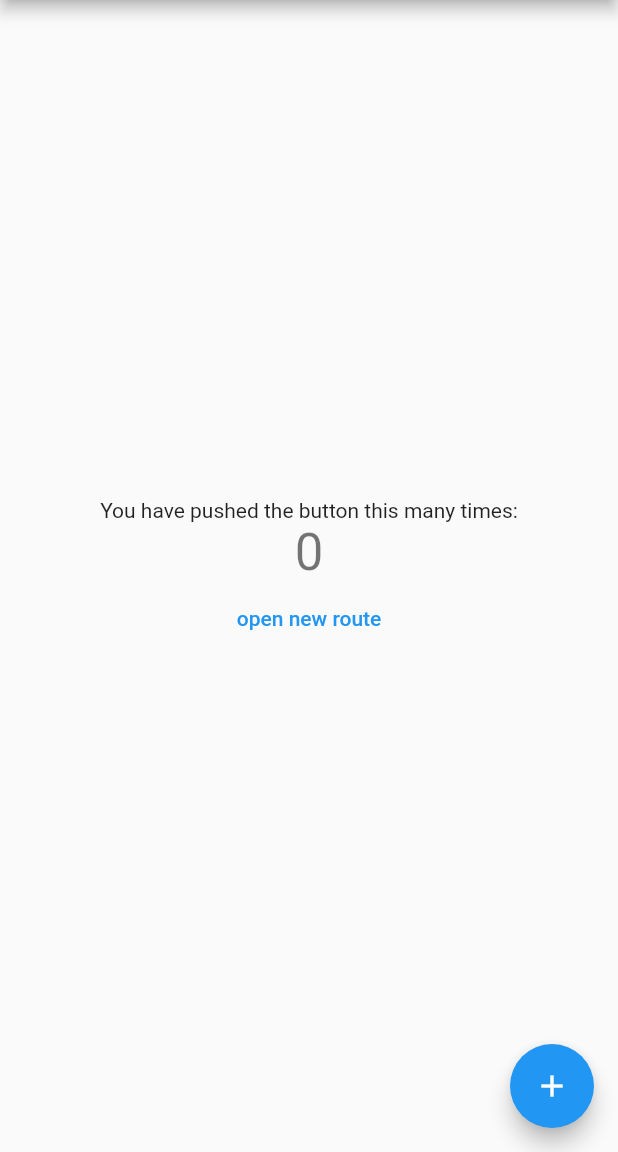
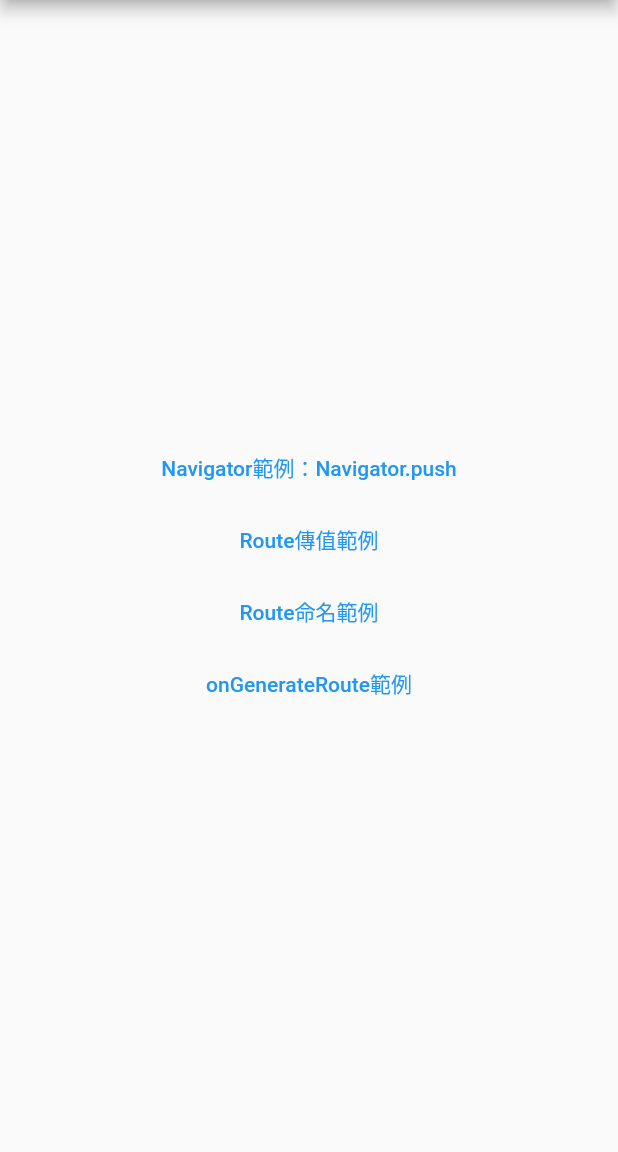
Before and after one commit to a89897768/FlutterTestProject, a Flutter app: the screen it shows after launch, on a phone screen of 412 x 824 dp, the part 84-1236 px from its top. Run offline on Flutter 3.47's test engine with Material 2 defaults, Android fonts, the phone set to English and light mode, and no system bars.

Commit message:
FlutterRoute範例

```diff
--- a/lib/main.dart
+++ b/lib/main.dart
@@ -10,6 +10,18 @@ class MyApp extends StatelessWidget {
       theme: ThemeData(
         primarySwatch: Colors.blue,
       ),
+      routes: {
+        ReturnValueRoute.ROUTE_NAME: (BuildContext context) =>
+            ReturnValueRoute(value: ModalRoute.of(context).settings.arguments),
+      },
+      onGenerateRoute: (RouteSettings settings) {
+        if (settings.name == NewRoute.ROUTE_NAME) {
+          print("測試Log_透過onGenerateRoute生成");
+          return MaterialPageRoute(
+              builder: (BuildContext context) => NewRoute());
+        }
+        return null;
+      },
       home: MyHomePage(title: 'Flutter Demo Home Page'),
     );
   }
@@ -25,14 +37,6 @@ class MyHomePage extends StatefulWidget {
 }
 
 class _MyHomePageState extends State<MyHomePage> {
-  int _counter = 0;
-
-  void _incrementCounter() {
-    setState(() {
-      _counter++;
-    });
-  }
-
   @override
   Widget build(BuildContext context) {
     return Scaffold(
@@ -43,44 +47,61 @@ class _MyHomePageState extends State<MyHomePage> {
         child: Column(
           mainAxisAlignment: MainAxisAlignment.center,
           children: <Widget>[
-            Text(
-              'You have pushed the button this many times:',
-            ),
-            Text(
-              '$_counter',
-              style: Theme.of(context).textTheme.display1,
-            ),
             FlatButton(
-              child: Text("open new route"),
-              textColor: Colors.blue,
-              onPressed: () {
-                Navigator.push(context, MaterialPageRoute(builder: (context) {
-                  return TestRoute();
-                }));
-              },
-            ),
+                child: Text("Navigator範例：Navigator.push"),
+                textColor: Colors.blue,
+                onPressed: () {
+                  //開啟NewRoute
+                  Navigator.push(context,
+                      MaterialPageRoute(builder: (context) => NewRoute()));
+                }),
+            FlatButton(
+                child: Text("Route傳值範例"),
+                textColor: Colors.blue,
+                onPressed: () {
+                  _openReturnValueRoute();
+                  print("測試Log_繼續執行");
+                }),
+            FlatButton(
+                child: Text("Route命名範例"),
+                textColor: Colors.blue,
+                onPressed: () {
+                  Navigator.pushNamed(context, ReturnValueRoute.ROUTE_NAME,
+                      arguments: "arguments");
+                }),
+            FlatButton(
+                child: Text("onGenerateRoute範例"),
+                textColor: Colors.blue,
+                onPressed: () {
+                  Navigator.pushNamed(context, NewRoute.ROUTE_NAME);
+                }),
           ],
         ),
       ),
-      floatingActionButton: FloatingActionButton(
-        onPressed: _incrementCounter,
-        tooltip: 'Increment',
-        child: Icon(Icons.add),
-      ),
     );
+  }
+
+  void _openReturnValueRoute() async {
+    var returnValue = await Navigator.push(
+        context,
+        MaterialPageRoute(
+            builder: (context) => ReturnValueRoute(value: "建構時傳的值")));
+    print("測試Log_" + returnValue);
   }
 }
 
-class TestRoute extends StatelessWidget {
+class NewRoute extends StatelessWidget {
+  static const String ROUTE_NAME = "NewRoute";
+
   @override
   Widget build(BuildContext context) {
     return Scaffold(
       appBar: AppBar(
-        title: Text("TestRoute"),
+        title: Text("NewRoute"),
       ),
       body: Center(
         child: FlatButton(
-          child: Text("Pop Route"),
+          child: Text("Navigator範例：Navigator.pop"),
           onPressed: () {
             Navigator.pop(context);
           },
@@ -89,3 +110,27 @@ class TestRoute extends StatelessWidget {
     );
   }
 }
+
+class ReturnValueRoute extends StatelessWidget {
+  static const String ROUTE_NAME = "ReturnValueRoute";
+
+  final String value;
+
+  ReturnValueRoute({this.value});
+
+  @override
+  Widget build(BuildContext context) {
+    return Material(
+      child: Column(
+          mainAxisAlignment: MainAxisAlignment.center,
+          children: <Widget>[
+            Text(value, style: TextStyle(color: Colors.red)),
+            FlatButton(
+              textColor: Colors.black,
+              onPressed: () => Navigator.pop(context, "退出時回傳的值"),
+              child: Text("Navigator.pop(context, 退出時回傳的值)"),
+            )
+          ]),
+    );
+  }
+}
```
Also changed, not shown: 2 other files.
